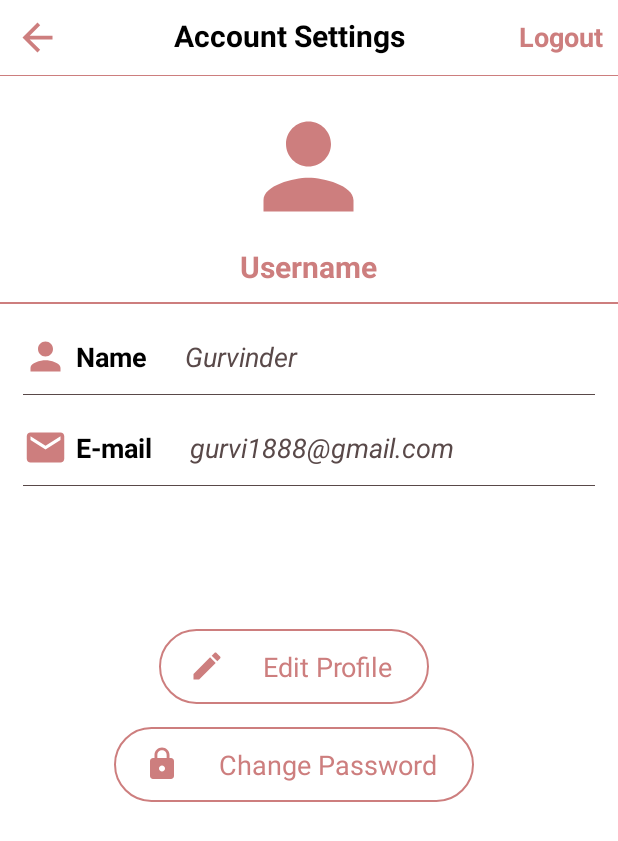
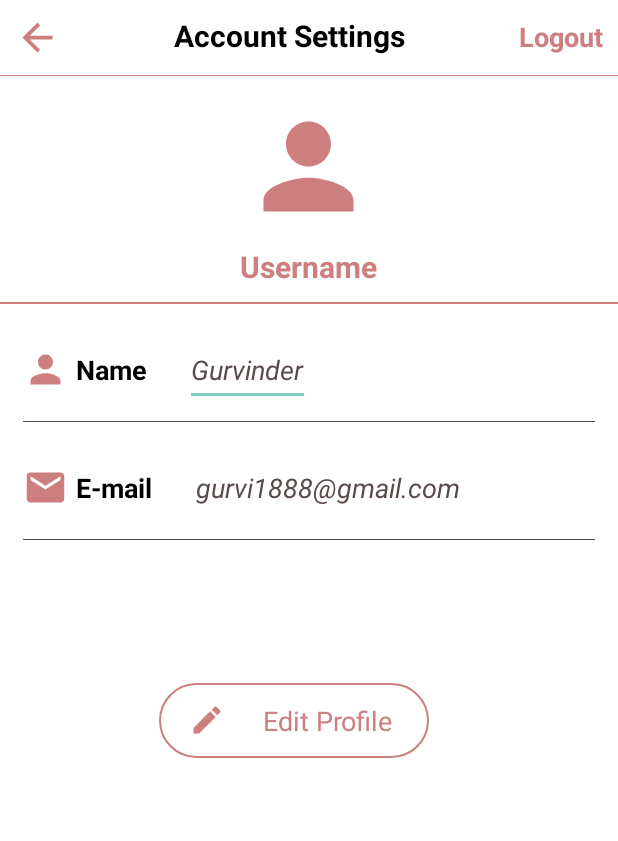
Before and after one commit to Gurvinder18/BreastCancerApp, an Android app: the UserprofileActivity screen opened directly, with no data from a screen before it, on a phone screen of 412 x 824 dp. Shown: the top 841 px of the screen. Run offline under Robolectric (Android 15) with nearby library versions, the phone set to English and light mode, and no system bars; our stand-ins replace Volley; libraries missing offline, so code that uses them is left out: com.karumi.dexter, com.mikhaellopez.circularimageview; plain views replace CircularImageView; 2 statements that could not run were skipped.

Commit message:
Breast Cancer App

```diff
--- /dev/null
+++ b/app/src/main/java/com/it084/breastcancerapp/DBhelperprofile.java
@@ -0,0 +1,65 @@
+package com.it084.breastcancerapp;
+
+import android.content.ContentValues;
+import android.content.Context;
+import android.database.Cursor;
+import android.database.sqlite.SQLiteDatabase;
+import android.database.sqlite.SQLiteOpenHelper;
+
+import androidx.annotation.Nullable;
+
+public class DBhelperprofile extends SQLiteOpenHelper {
+    public DBhelperprofile( Context context) {
+        super(context,"profile.db",null,1);
+    }
+
+    @Override
+    public void onCreate(SQLiteDatabase DB) {
+        DB.execSQL("Create table userprofile(name TEXT primary key,email TEXT,image TEXT)");
+    }
+
+    @Override
+    public void onUpgrade(SQLiteDatabase DB, int i, int i1) {
+        DB.execSQL("drop Table if exists userprofile");
+    }
+    public boolean insertUserData(String name,String email,String encodedImage){
+        SQLiteDatabase DB=this.getWritableDatabase();
+        ContentValues contentValues=new ContentValues();
+        contentValues.put("name",name);
+        contentValues.put("email",email);
+        contentValues.put("image",encodedImage);
+        long result=DB.insert("userprofile",null,contentValues);
+        if (result==1){
+            return false;
+        }
+        else{
+            return true;
+        }
+    }
+
+    public boolean updateUserData(String name,String email,String encodedImage){
+        SQLiteDatabase DB=this.getWritableDatabase();
+        ContentValues contentValues=new ContentValues();
+        contentValues.put("email",email);
+        contentValues.put("image",encodedImage);
+        Cursor cursor=DB.rawQuery("Select * from userprofile where name=?",new String[]{name});
+        if (cursor.getCount()>0) {
+            long result = DB.update("userprofile", contentValues, "name=?", new String[]{name});
+            if (result == 1) {
+                return false;
+            } else {
+                return true;
+            }
+        }
+        else{
+            return false;
+        }
+    }
+
+    public Cursor getUserData(){
+        SQLiteDatabase DB=this.getWritableDatabase();
+        Cursor cursor=DB.rawQuery("Select * from userprofile",null);
+        return cursor;
+    }
+
+}
--- a/app/src/main/java/com/it084/breastcancerapp/UserprofileActivity.java
+++ b/app/src/main/java/com/it084/breastcancerapp/UserprofileActivity.java
@@ -6,6 +6,7 @@ import androidx.appcompat.app.AppCompatActivity;
 
 import android.Manifest;
 import android.content.Intent;
+import android.database.Cursor;
 import android.graphics.Bitmap;
 import android.graphics.BitmapFactory;
 import android.net.Uri;
@@ -42,8 +43,10 @@ import java.util.Map;
 
 public class UserprofileActivity extends AppCompatActivity {
     ImageView back_arrow;
-    TextView logout,image_username,user_name,user_email,edit_profile,change_password;
+    TextView logout,image_username,edit_profile;
+    EditText user_name,user_email;
     CircularImageView circularImageView;
+    DBhelperprofile DB;
 
     @Override
     protected void onCreate(Bundle savedInstanceState) {
@@ -53,10 +56,57 @@ public class UserprofileActivity extends AppCompatActivity {
         circularImageView=(CircularImageView) findViewById(R.id.circular_image);
         logout=(TextView) findViewById(R.id.toolbar_logout_textview);
         image_username=(TextView) findViewById(R.id.imageusername);
-        user_name=(TextView) findViewById(R.id.Name_user);
-        user_email=(TextView) findViewById(R.id.email_user);
+        user_name=(EditText) findViewById(R.id.Name_user);
+        user_email=(EditText) findViewById(R.id.email_user);
         edit_profile=(TextView) findViewById(R.id.editprofile);
-        change_password=(TextView) findViewById(R.id.changepassword);
+        DB=new DBhelperprofile(this);
+        int flag=0;
+        if(flag==0) {
+            edit_profile.setOnClickListener(new View.OnClickListener() {
+                @Override
+                public void onClick(View view) {
+                    String nameTXT = user_name.getText().toString();
+                    String emailTXT = user_email.getText().toString();
+                    String imageTXT = user_name.getText().toString();
+                    Boolean checkInsertData = DB.insertUserData(nameTXT, emailTXT, imageTXT);
+                    if (checkInsertData == true) {
+                        Toast.makeText(UserprofileActivity.this, "Profile updated", Toast.LENGTH_SHORT).show();
+                    } else {
+                        Toast.makeText(UserprofileActivity.this, "Profile not updated:error", Toast.LENGTH_SHORT).show();
+                    }
+                }
+            });
+            flag=1;
+        }
+        else{
+            edit_profile.setOnClickListener(new View.OnClickListener() {
+                @Override
+                public void onClick(View view) {
+                    String nameTXT = user_name.getText().toString();
+                    String emailTXT = user_email.getText().toString();
+                    String imageTXT = user_name.getText().toString();
+                    Boolean checkUpdateData = DB.updateUserData(nameTXT,emailTXT, imageTXT);
+                    if (checkUpdateData == true) {
+                        Toast.makeText(UserprofileActivity.this, "Profile updated", Toast.LENGTH_SHORT).show();
+                    } else {
+                        Toast.makeText(UserprofileActivity.this, "Profile not updated:error", Toast.LENGTH_SHORT).show();
+                    }
+                }
+            });
+        }
+        if (flag==1){
+            Cursor res=DB.getUserData();
+            if (res.getCount()==0){
+                Toast.makeText(UserprofileActivity.this,"Error no entry present DB error",Toast.LENGTH_SHORT).show();
+            }else{
+
+                while(res.moveToNext()){
+                    user_name.setText(res.getString(0));
+                    user_email.setText(res.getString(1));
+                }
+            }
+        }
+
         back_arrow.setOnClickListener(new View.OnClickListener() {
             @Override
             public void onClick(View view) {
@@ -84,4 +134,76 @@ public class UserprofileActivity extends AppCompatActivity {
         finish();
     }
 
+    @Override
+    protected void onResume() {
+        super.onResume();
+        setContentView(R.layout.activity_userprofile);
+        back_arrow=(ImageView) findViewById(R.id.toolbar_back_arrow);
+        circularImageView=(CircularImageView) findViewById(R.id.circular_image);
+        logout=(TextView) findViewById(R.id.toolbar_logout_textview);
+        image_username=(TextView) findViewById(R.id.imageusername);
+        user_name=(EditText) findViewById(R.id.Name_user);
+        user_email=(EditText) findViewById(R.id.email_user);
+        edit_profile=(TextView) findViewById(R.id.editprofile);
+        DB=new DBhelperprofile(this);
+        int flag=0;
+        if(flag==0) {
+            edit_profile.setOnClickListener(new View.OnClickListener() {
+                @Override
+                public void onClick(View view) {
+                    String nameTXT = user_name.getText().toString();
+                    String emailTXT = user_email.getText().toString();
+                    String imageTXT = user_name.getText().toString();
+                    Boolean checkInsertData = DB.insertUserData(nameTXT, emailTXT, imageTXT);
+                    if (checkInsertData == true) {
+                        Toast.makeText(UserprofileActivity.this, "Profile updated", Toast.LENGTH_SHORT).show();
+                    } else {
+                        Toast.makeText(UserprofileActivity.this, "Profile not updated:error", Toast.LENGTH_SHORT).show();
+                    }
+                }
+            });
+            flag=1;
+        }
+        else{
+            edit_profile.setOnClickListener(new View.OnClickListener() {
+                @Override
+                public void onClick(View view) {
+                    String nameTXT = user_name.getText().toString();
+                    String emailTXT = user_email.getText().toString();
+                    String imageTXT = user_name.getText().toString();
+                    Boolean checkUpdateData = DB.updateUserData(nameTXT,emailTXT, imageTXT);
+                    if (checkUpdateData == true) {
+                        Toast.makeText(UserprofileActivity.this, "Profile updated", Toast.LENGTH_SHORT).show();
+                    } else {
+                        Toast.makeText(UserprofileActivity.this, "Profile not updated:error", Toast.LENGTH_SHORT).show();
+                    }
+                }
+            });
+        }
+        if (flag==1){
+            Cursor res=DB.getUserData();
+            if (res.getCount()==0){
+                Toast.makeText(UserprofileActivity.this,"Error no entry present DB error",Toast.LENGTH_SHORT).show();
+            }else{
+
+                while(res.moveToNext()){
+                    user_name.setText(res.getString(0));
+                    user_email.setText(res.getString(1));
+                }
+            }
+        }
+
+        back_arrow.setOnClickListener(new View.OnClickListener() {
+            @Override
+            public void onClick(View view) {
+                back_to_home();
+            }
+        });
+        logout.setOnClickListener(new View.OnClickListener() {
+            @Override
+            public void onClick(View view) {
+                logout_clicked();
+            }
+        });
+    }
 }
--- a/app/src/main/res/layout/activity_userprofile.xml
+++ b/app/src/main/res/layout/activity_userprofile.xml
@@ -60,10 +60,10 @@
             android:textColor="@color/black"
             android:textSize="18dp"
             android:layout_marginLeft="5dp"/>
-        <TextView
+        <EditText
             android:id="@+id/Name_user"
             android:layout_width="wrap_content"
-            android:layout_height="wrap_content"
+            android:layout_height="48dp"
             android:text="Gurvinder"
             android:layout_marginLeft="25dp"
             android:textSize="18dp"
@@ -99,10 +99,10 @@
             android:textColor="@color/black"
             android:textSize="18dp"
             android:layout_marginLeft="5dp"/>
-        <TextView
+        <EditText
             android:id="@+id/email_user"
             android:layout_width="wrap_content"
-            android:layout_height="wrap_content"
+            android:layout_height="48dp"
             android:text="gurvi1888@gmail.com"
             android:layout_marginLeft="25dp"
             android:textSize="18dp"
@@ -136,19 +136,7 @@
             android:paddingLeft="20dp"
             android:layout_marginLeft="-10dp"
             android:layout_marginTop="5dp"/>
-        <TextView
-            android:id="@+id/changepassword"
-            android:layout_width="240dp"
-            android:layout_height="50dp"
-            android:background="@drawable/bg_btn"
-            android:text="Change Password"
-            android:gravity="center"
-            android:textColor="@color/colorAccent"
-            android:textSize="18dp"
-            android:drawableLeft="@drawable/ic_baseline_lock"
-            android:paddingLeft="20dp"
-            android:layout_marginLeft="-10dp"
-            android:layout_marginTop="15dp"/>
+
 
     </LinearLayout>
 
```
